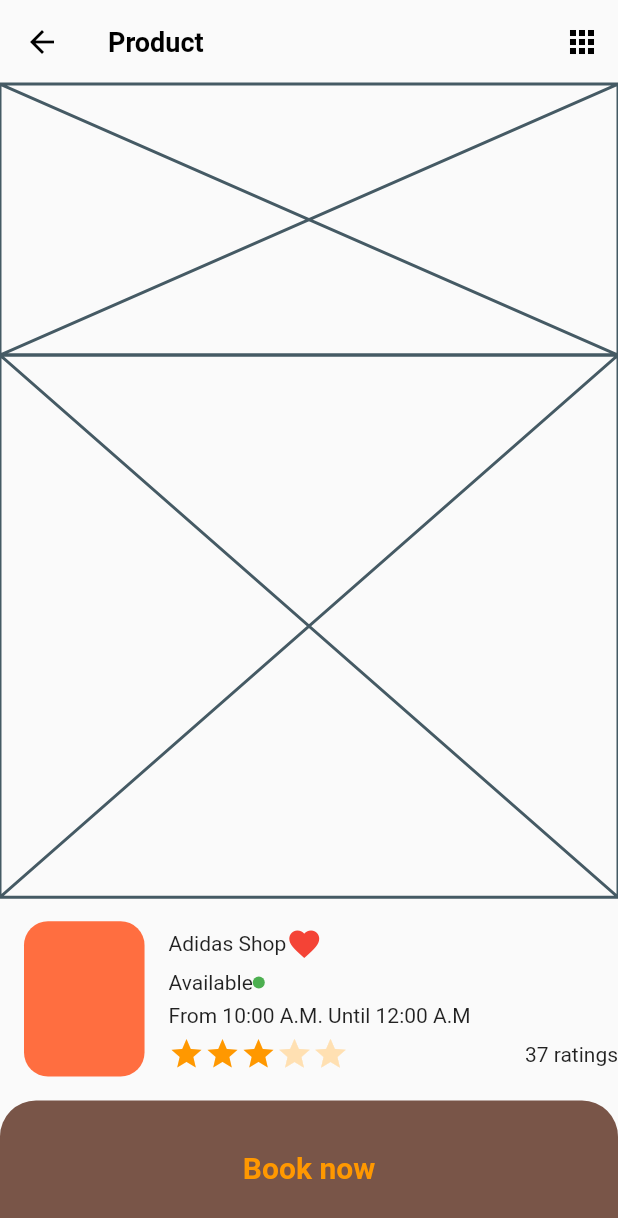
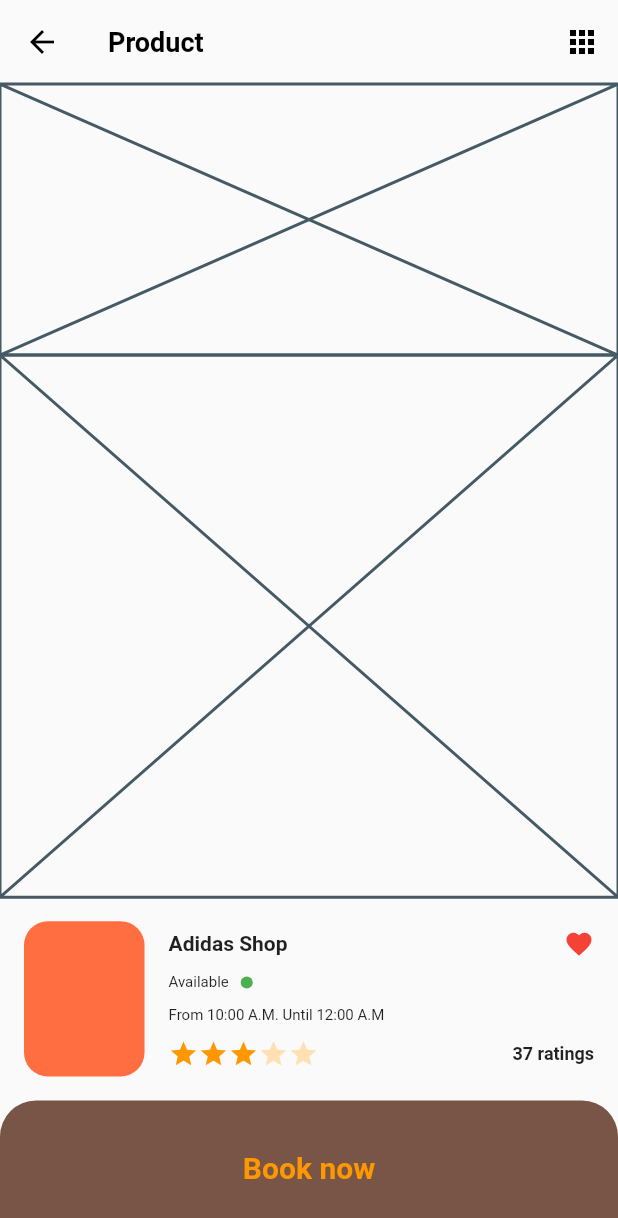
Before and after one commit to JAICHANGPARK/flutter_notebook_the_third_story, a Flutter app: the ProductPage screen opened directly, on a phone screen of 412 x 824 dp. Shown: the top 1218 px of the screen. Run offline on Flutter 3.47's test engine with Material 2 defaults, Android fonts, the phone set to English and light mode, and no system bars; our stand-ins replace badges, dotted_border, fl_chart, page_transition, percent_indicator; network calls fail.

Commit message:
Update product_page.dart

```diff
--- a/lib/travel_store_app/product_page.dart
+++ b/lib/travel_store_app/product_page.dart
@@ -55,21 +55,29 @@ class _ProductPageState extends State<ProductPage> {
                 Expanded(
                   flex: 8,
                   child: Padding(
-                    padding: const EdgeInsets.only(bottom: 16, top: 16),
+                    padding: const EdgeInsets.only(bottom: 16, top: 16, right: 16),
                     child: Column(
                       crossAxisAlignment: CrossAxisAlignment.start,
                       mainAxisAlignment: MainAxisAlignment.spaceAround,
                       children: <Widget>[
                         Row(
                           children: <Widget>[
-                            Text("Adidas Shop"),
+                            Text("Adidas Shop", style: TextStyle(
+                              fontWeight: FontWeight.bold,
+
+                            ),),
+                            Spacer(),
                             Icon(Icons.favorite,
-                            color: Colors.red,),
+                            color: Colors.red,
+                            size: 20,),
                           ],
                         ),
                         Row(
                           children: <Widget>[
-                            Text("Available"),
+                            Text("Available",style: TextStyle(
+                              fontSize: 10,
+                            ),),
+                            SizedBox(width: 8,),
                             Container(
                               height: 8,
                               width: 8,
@@ -80,16 +88,21 @@ class _ProductPageState extends State<ProductPage> {
                             ),
                           ],
                         ),
-                        Text("From 10:00 A.M. Until 12:00 A.M"),
+                        Text("From 10:00 A.M. Until 12:00 A.M", style: TextStyle(
+                          fontSize: 10,
+                        ),),
                         Row(
                           children: <Widget>[
-                            Icon(Icons.star, color: Colors.orange,),
-                            Icon(Icons.star, color: Colors.orange,),
-                            Icon(Icons.star, color: Colors.orange,),
-                            Icon(Icons.star, color: Colors.orange[100],),
-                            Icon(Icons.star, color: Colors.orange[100],),
+                            Icon(Icons.star, color: Colors.orange, size: 20,),
+                            Icon(Icons.star, color: Colors.orange,size: 20),
+                            Icon(Icons.star, color: Colors.orange,size: 20),
+                            Icon(Icons.star, color: Colors.orange[100],size: 20),
+                            Icon(Icons.star, color: Colors.orange[100],size: 20),
                             Spacer(),
-                            Text("37 ratings",)
+                            Text("37 ratings", style: TextStyle(
+                              fontWeight: FontWeight.bold,
+                              fontSize: 12
+                            ),)
                           ],
                         )
                       ],
```
